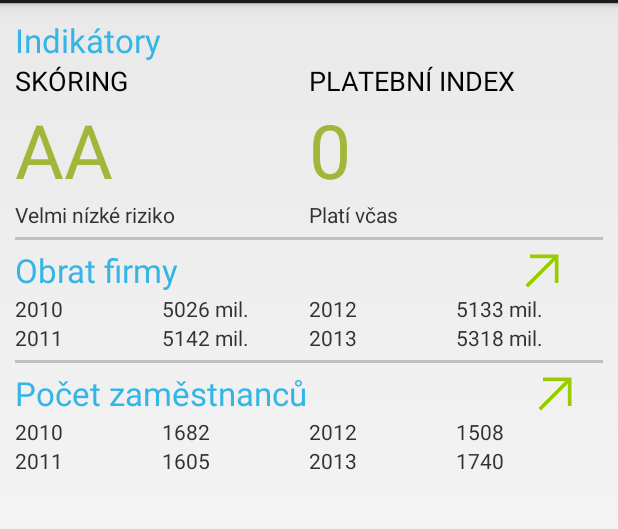
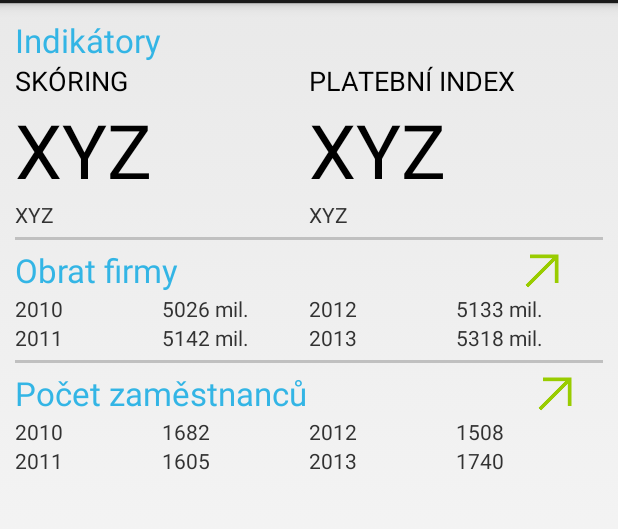
Before and after one commit to musilon9/BIS-PRO-App, an Android app: the fragment CompanyCheckFragment shown on its own in the app's theme, on a phone screen of 412 x 824 dp, the part 69-598 px from its top. Run offline under Robolectric (Android 15) with nearby library versions, the phone set to English and light mode, and no system bars; our stand-ins replace Volley; network calls fail.

Commit message:
request for basic indicators, changed address format

```diff
--- a/app/src/main/java/app/com/bisnode/objects/Scoring.java
+++ b/app/src/main/java/app/com/bisnode/objects/Scoring.java
@@ -1,17 +1,17 @@
 package app.com.bisnode.objects;
 
 public enum Scoring {
-    AAA("Minimální riziko", "#7ba641"),
-    AA("Velmi nízké riziko", "#a0b73b"),
-    A("Nízké riziko", "#c7c31"),
-    BBB("Střední riziko", "#e7d927"),
-    BB("Akceptovatelné riziko", "#ffe820"),
-    B("Zvýšené riziko", "#ffad00"),
-    CCC("Vysoké riziko", "#ff7200"),
-    CC("Velmi vysoké riziko", "#ff3600"),
-    C("Extrémně vysoké riziko", "#fb0000"),
-    D("Úpadek", "#920001f"),
-    NA("Nehodnoceno", "c0c0c0");
+    AAA("Minimální riziko", "#88a942"),
+    AA("Velmi nízké riziko", "#a6ba38"),
+    A("Nízké riziko", "#c4c92e"),
+    BBB("Střední riziko", "#e1d923"),
+    BB("Akceptovatelné riziko", "#ffe81a"),
+    B("Zvýšené riziko", "#f8b51a"),
+    CCC("Vysoké riziko", "#f1811a"),
+    CC("Velmi vysoké riziko", "#ea4e1a"),
+    C("Extrémně vysoké riziko", "#e31a1a"),
+    D("Úpadek", "#861a2b"),
+    NA("Nehodnoceno", "c3c3c3");
 
     private String description;
     private String colorCode;
--- a/app/src/main/java/app/com/bisnode/tabfragments/company/CompanyCheckFragment.java
+++ b/app/src/main/java/app/com/bisnode/tabfragments/company/CompanyCheckFragment.java
@@ -1,7 +1,9 @@
 package app.com.bisnode.tabfragments.company;
 
 
+import android.content.Intent;
 import android.graphics.Color;
+import android.net.Uri;
 import android.os.Bundle;
 import android.view.LayoutInflater;
 import android.view.View;
@@ -9,11 +11,22 @@ import android.view.ViewGroup;
 import android.widget.ImageView;
 import android.widget.LinearLayout;
 import android.widget.TextView;
+import android.widget.Toast;
+
+import com.android.volley.RequestQueue;
+import com.android.volley.Response;
+import com.android.volley.VolleyError;
+import com.android.volley.toolbox.Volley;
+
+import org.json.JSONArray;
+import org.json.JSONException;
+import org.json.JSONObject;
 
 import app.com.bisnode.R;
 import app.com.bisnode.fakedata.FakeSearch;
 import app.com.bisnode.objects.Company;
 import app.com.bisnode.objects.Scoring;
+import app.com.bisnode.requests.CustomJsonArrayRequest;
 import app.com.bisnode.tabfragments.PlaceHolderFragment;
 
 public class CompanyCheckFragment extends PlaceHolderFragment {
@@ -38,11 +51,18 @@ public class CompanyCheckFragment extends PlaceHolderFragment {
         View rootView = inflater.inflate(R.layout.fragment_company_check, container, false);
         Company com = FakeSearch.getExample();
 
-        setIndicatorsContent(rootView, com);
+//        setIndicatorsContent(rootView, com);
         setTurnoverContent(rootView, com);
         setEmployeesContent(rootView, com);
 
+        setContents(rootView);
+
         return rootView;
+    }
+
+    private void setContents(View v) {
+        RequestQueue queue = Volley.newRequestQueue(getActivity().getApplicationContext());
+        setIndicatorsContent(v, queue);
     }
 
     private void setEmployeesContent(View rootView, Company com) {
@@ -107,17 +127,44 @@ public class CompanyCheckFragment extends PlaceHolderFragment {
             trend.setImageResource(R.drawable.ic_arrow_down);
     }
 
-    private void setIndicatorsContent(View v, Company com) {
+    private void setIndicatorsContent(View v, RequestQueue queue) {
         TextView scoring = (TextView) v.findViewById(R.id.scoringValue);
-        scoring.setText(com.getScoring().toString());
-        scoring.setTextColor(Color.parseColor(com.getScoring().getColorCode()));
         TextView paymentIndex = (TextView) v.findViewById(R.id.indexValue);
-        paymentIndex.setText(String.format("%d", com.getPaymentIndex()));
-        setIndexColor(paymentIndex, com.getPaymentIndex());
         TextView scoringDesc = (TextView) v.findViewById(R.id.scoringDescription);
-        scoringDesc.setText(com.getScoring().getDescription());
         TextView indexDesc = (TextView) v.findViewById(R.id.indexDescription);
-        setIndexDescription(indexDesc, com.getPaymentIndex());
+        requestIndicators(scoring, paymentIndex, scoringDesc, indexDesc, queue);
+    }
+
+    private void requestIndicators(final TextView scoring, final TextView paymentIndex,
+                                   final TextView scoringDesc, final TextView indexDesc, RequestQueue queue) {
+
+        String url = String.format(
+                getString(R.string.requestIndicators),
+                getActivity().getIntent().getLongExtra("id", 0));
+        CustomJsonArrayRequest request = new CustomJsonArrayRequest(url, new Response.Listener<JSONArray>() {
+            @Override
+            public void onResponse(JSONArray response) {
+                try {
+                    JSONObject indicators = response.getJSONObject(0);
+                    String scoringValue = indicators.optString(getString(R.string.jsonFieldScoringCode));
+                    int indexValue = indicators.optInt(getString(R.string.jsonFieldPaymentIndex));
+                    scoring.setText(scoringValue);
+                    scoring.setTextColor(Color.parseColor(Scoring.valueOf(scoringValue).getColorCode()));
+                    scoringDesc.setText(indicators.optString(getString(R.string.jsonFieldScoringDesc)));
+                    paymentIndex.setText(Integer.toString(indexValue));
+                    setIndexColor(paymentIndex, indexValue);
+                    indexDesc.setText(indicators.optString(getString(R.string.jsonFieldPaymentIndexDesc)));
+                } catch (JSONException e) {
+                    e.printStackTrace();
+                }
+            }
+        }, new Response.ErrorListener() {
+            @Override
+            public void onErrorResponse(VolleyError error) {
+                Toast.makeText(getActivity(), getString(R.string.serverError), Toast.LENGTH_LONG).show();
+            }
+        });
+        queue.add(request);
     }
 
     private void setIndexColor(TextView tv, int index) {
@@ -132,16 +179,4 @@ public class CompanyCheckFragment extends PlaceHolderFragment {
         else tv.setTextColor(Color.parseColor(Scoring.D.getColorCode()));
     }
 
-    private void setIndexDescription(TextView tv, int index) {
-        if (index < 1) tv.setText(R.string.payment0);
-        else if (index < 5) tv.setText(R.string.payment1);
-        else if (index < 11) tv.setText(R.string.payment2);
-        else if (index < 21) tv.setText(R.string.payment3);
-        else if (index < 31) tv.setText(R.string.payment4);
-        else if (index < 61) tv.setText(R.string.payment5);
-        else if (index < 91) tv.setText(R.string.payment6);
-        else if (index < 121) tv.setText(R.string.payment7);
-        else tv.setText(R.string.payment8);
-    }
-
 }
--- a/app/src/main/res/values/strings.xml
+++ b/app/src/main/res/values/strings.xml
@@ -34,16 +34,6 @@
     <string name="turnover_sectionTitle">Obrat firmy</string>
     <string name="employees_sectionTitle">Počet zaměstnanců</string>
 
-    <string name="payment0">Platí včas</string>
-    <string name="payment1">Platí těsně po splatnosti</string>
-    <string name="payment2">Platí krátce po splatnosti</string>
-    <string name="payment3">Platí průměrně</string>
-    <string name="payment4">Platí uspokojivě</string>
-    <string name="payment5">Platí pozdě</string>
-    <string name="payment6">Platí velmi pozdě</string>
-    <string name="payment7">Platí extrémně pozdě</string>
-    <string name="payment8">Riziko nezaplacení</string>
-
     <string name="loginHelp">Můžete se přihlásit pomocí Login: foo@example.com Password: hello</string>
     <string name="serverError">Nepodařilo se připojit k serveru. Prosím zkontrolujte připojení a zkuste akci zopakovat.</string>
 
@@ -77,11 +67,19 @@
     <string name="jsonIdDIC">DIČ</string>
     <string name="jsonIdCompType">Právní forma</string>
     <string name="jsonIdCompDPH">Plátce DPH</string>
+
     <string name="labelSince">od roku</string>
+    <string name="czechRepublic">Česká republika</string>
 
     <!-- JSON Fields -->
     <string name="jsonFieldType">typeTxt</string>
     <string name="jsonFieldValue">valueTxt</string>
     <string name="jsonFieldStartDate">strtDt</string>
+    <string name="jsonFieldScoringCode">bisnodeScoringCode</string>
+    <string name="jsonFieldScoringDesc">bisnodeScoringDesc</string>
+    <string name="jsonFieldPaymentIndex">paymentIndex</string>
+    <string name="jsonFieldPaymentIndexDesc">paymentIndexLightDesc</string>
+
+
 
 </resources>
```
Also changed, not shown: app/src/main/java/app/com/bisnode/tabfragments/company/ContactsFragment.java (+6 -18 lines).
